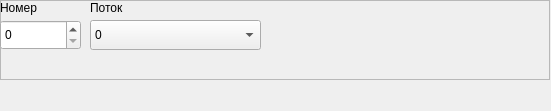
Before: the Qt Designer form m_cfg/unitWidgets/widget_devline.ui in xXRadioHeadXx/start7, drawn with Qt 5.
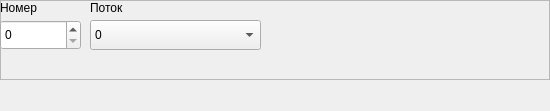
After: the same form once the commit is applied.

```diff
--- a/m_cfg/unitWidgets/widget_devline.ui
+++ b/m_cfg/unitWidgets/widget_devline.ui
@@ -6,7 +6,7 @@
    <rect>
     <x>0</x>
     <y>0</y>
-    <width>551</width>
+    <width>550</width>
     <height>111</height>
    </rect>
   </property>
```
